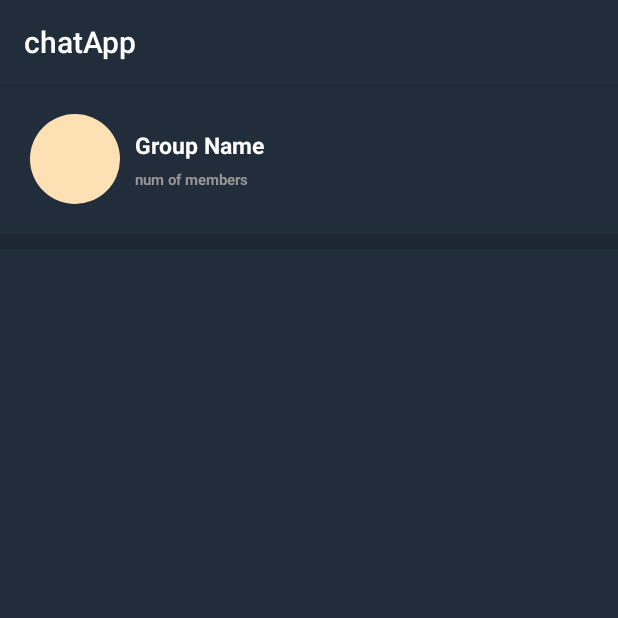
After one commit to mennasaber/MersalApplication, an Android app: the GroupDetailsActivity screen opened directly, with no data from a screen before it, on a phone screen of 412 x 824 dp, the top half of it. The commit adds this screen. Run offline under Robolectric (Android 15) with nearby library versions, the phone set to English and light mode, and no system bars.

Commit message:
Group Details Design

```diff
--- /dev/null
+++ b/app/src/main/java/com/example/chatapp/GroupDetailsActivity.java
@@ -0,0 +1,14 @@
+package com.example.chatapp;
+
+import androidx.appcompat.app.AppCompatActivity;
+
+import android.os.Bundle;
+
+public class GroupDetailsActivity extends AppCompatActivity {
+
+    @Override
+    protected void onCreate(Bundle savedInstanceState) {
+        super.onCreate(savedInstanceState);
+        setContentView(R.layout.activity_group_details);
+    }
+}
--- /dev/null
+++ b/app/src/main/res/layout/activity_group_details.xml
@@ -0,0 +1,66 @@
+<?xml version="1.0" encoding="utf-8"?>
+<androidx.constraintlayout.widget.ConstraintLayout xmlns:android="http://schemas.android.com/apk/res/android"
+    xmlns:app="http://schemas.android.com/apk/res-auto"
+    xmlns:tools="http://schemas.android.com/tools"
+    android:layout_width="match_parent"
+    android:layout_height="match_parent"
+    android:background="@color/colorAccent"
+    tools:context=".GroupDetailsActivity">
+
+    <RelativeLayout
+        android:id="@+id/relativeLayout"
+        android:layout_width="match_parent"
+        android:layout_height="wrap_content"
+        android:background="@color/colorPrimary"
+        android:padding="20dp"
+        app:layout_constraintEnd_toEndOf="parent"
+        app:layout_constraintStart_toStartOf="parent"
+        app:layout_constraintTop_toTopOf="parent">
+
+        <ImageView
+            android:id="@+id/groupImageDetails"
+            android:layout_width="60dp"
+            android:layout_height="60dp"
+            android:layout_alignParentLeft="true"
+            android:layout_centerVertical="true"
+            android:src="@drawable/circle" />
+
+        <TextView
+            android:id="@+id/groupNameDetails"
+            android:layout_width="wrap_content"
+            android:layout_height="wrap_content"
+            android:layout_marginLeft="10dp"
+            android:layout_marginTop="10dp"
+            android:layout_toRightOf="@id/groupImageDetails"
+            android:text="Group Name"
+            android:textColor="@color/colorWhite"
+            android:textSize="15sp"
+            android:textStyle="bold" />
+
+        <TextView
+            android:layout_width="wrap_content"
+            android:layout_height="wrap_content"
+            android:layout_below="@id/groupNameDetails"
+            android:layout_marginLeft="10dp"
+            android:layout_marginTop="5dp"
+            android:layout_toRightOf="@id/groupImageDetails"
+            android:text="num of members"
+            android:textColor="@color/colorGray"
+            android:textSize="10dp"
+            android:textStyle="bold" />
+    </RelativeLayout>
+
+    <ListView
+        android:id="@+id/membersDetails"
+        android:layout_width="match_parent"
+        android:layout_height="match_parent"
+        android:layout_marginTop="110dp"
+        android:background="@color/colorPrimary"
+        android:divider="@drawable/divider"
+        android:dividerHeight="0.5px"
+        android:padding="5dp"
+        app:layout_constraintBottom_toBottomOf="parent"
+        app:layout_constraintEnd_toEndOf="parent"
+        app:layout_constraintStart_toStartOf="parent"
+        app:layout_constraintTop_toBottomOf="@+id/relativeLayout" />
+</androidx.constraintlayout.widget.ConstraintLayout>
```
Also changed, not shown: app/src/main/AndroidManifest.xml (+4 -3 lines), app/src/main/java/com/example/chatapp/Activities/GroupActivity.java (+35 -6 lines), app/src/main/res/layout/actionbar_title.xml (added, +17 -0 lines).
